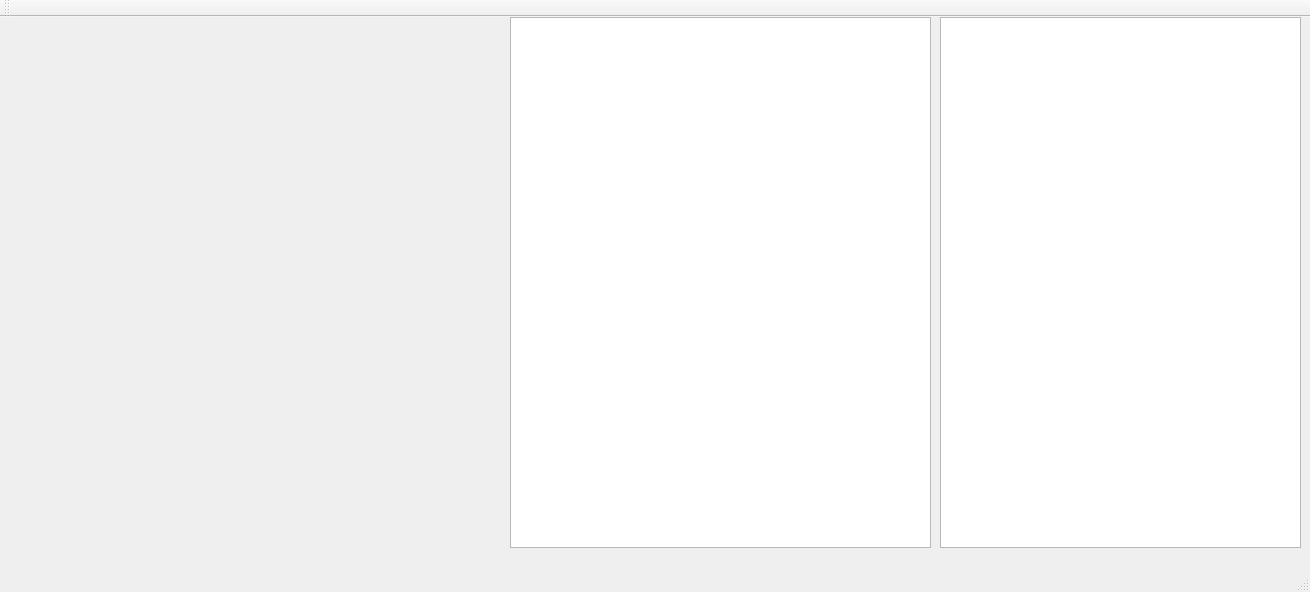
Above: qt/CanMaster/forms/canmaster.ui from root-93/CAN-Master before the change. Below: the same form after it.
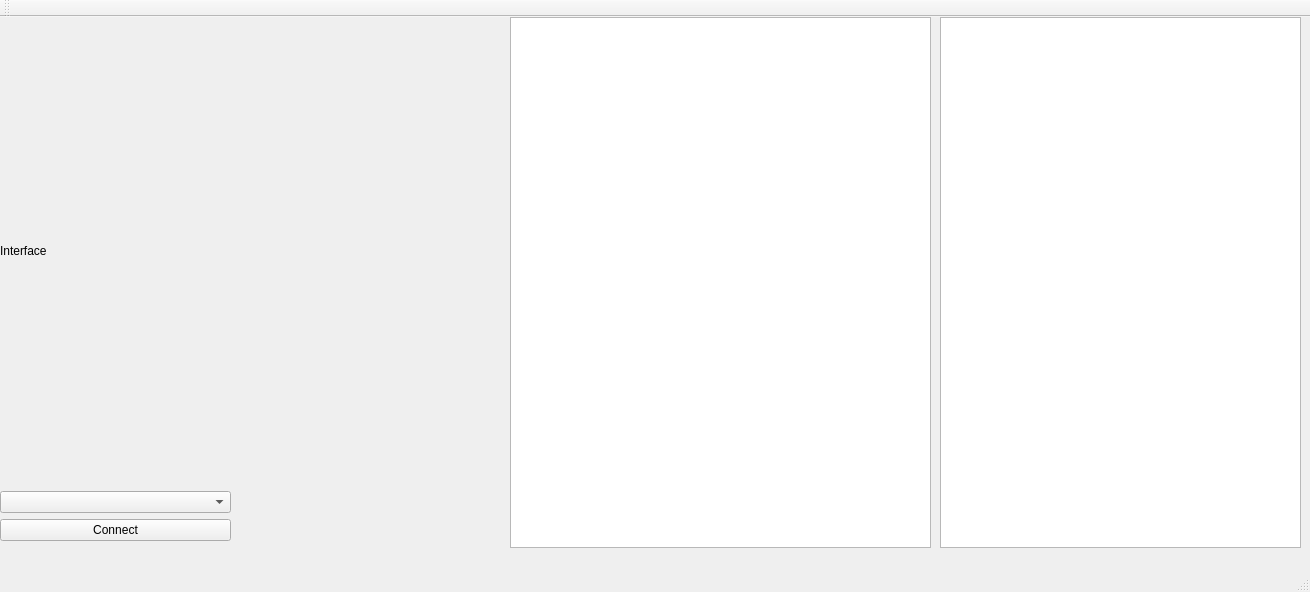
That is the form after the change.

The edit to the form file:
```diff
--- a/qt/CanMaster/forms/canmaster.ui
+++ b/qt/CanMaster/forms/canmaster.ui
@@ -44,6 +44,42 @@
      </item>
     </layout>
    </widget>
+   <widget class="QWidget" name="verticalLayoutWidget">
+    <property name="geometry">
+     <rect>
+      <x>0</x>
+      <y>0</y>
+      <width>231</width>
+      <height>531</height>
+     </rect>
+    </property>
+    <layout class="QVBoxLayout" name="verticalLayout">
+     <item>
+      <widget class="QLabel" name="label">
+       <property name="text">
+        <string>Interface</string>
+       </property>
+      </widget>
+     </item>
+     <item>
+      <widget class="QComboBox" name="cbInterface"/>
+     </item>
+     <item>
+      <widget class="QPushButton" name="btnConnect">
+       <property name="text">
+        <string>Connect</string>
+       </property>
+      </widget>
+     </item>
+     <item>
+      <spacer name="verticalSpacer">
+       <property name="orientation">
+        <enum>Qt::Vertical</enum>
+       </property>
+      </spacer>
+     </item>
+    </layout>
+   </widget>
   </widget>
   <widget class="QMenuBar" name="menubar">
    <property name="geometry">
```
